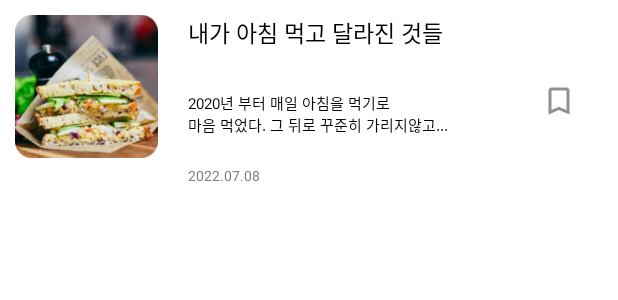
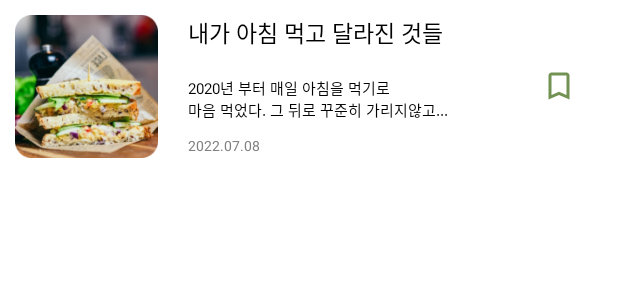
Before and after one commit to 55soup/BreakfastForce, an Android app: the layout listview_item.xml on its own in the app's theme, with its tools: preview values and no code run, on a phone screen of 412 x 824 dp. Shown: the top 300 px of the screen. Run offline under Robolectric (Android 15) with nearby library versions, the phone set to English and light mode, and no system bars.

Commit message:
fragment4 색깔 바꿈

```diff
--- a/app/src/main/res/layout/activity_fragment4.xml
+++ b/app/src/main/res/layout/activity_fragment4.xml
@@ -84,10 +84,8 @@
         android:layout_gravity="end|bottom"
         android:layout_marginBottom="70dp"
         android:layout_marginRight="30dp"
-        app:backgroundTint="#FFF8BA"
-        android:src="@drawable/bookmark">
-
-
+        app:backgroundTint="#4E7728"
+        android:src="@drawable/bookmark2">
     </com.google.android.material.floatingactionbutton.FloatingActionButton>
 
 </androidx.coordinatorlayout.widget.CoordinatorLayout>
--- a/app/src/main/res/layout/listview_item.xml
+++ b/app/src/main/res/layout/listview_item.xml
@@ -16,14 +16,13 @@
         android:id="@+id/title"
         android:text="내가 아침 먹고 달라진 것들"
         android:textSize="15dp"
-        android:layout_marginLeft="20dp"
-        android:layout_marginBottom="10dp" />
+        android:layout_marginLeft="20dp" />
     <TextView
         android:id="@+id/content"
         android:text="2020년 부터 매일 아침을 먹기로\n마음 먹었다. 그 뒤로 꾸준히 가리지않고..."
         android:textSize="10dp"
         android:layout_marginLeft="20dp"
-        android:layout_marginBottom="20dp" />
+        android:layout_marginBottom="10dp" />
     <TextView
         android:id="@+id/date"
         android:text="2022.07.08"
@@ -34,6 +33,7 @@
     <CheckBox
         android:layout_width="wrap_content"
         android:layout_height="wrap_content"
+        android:buttonTint="#4E7728"
         android:id="@+id/bookmark"
         android:layout_row="1"
         android:layout_marginLeft="50dp"
```
